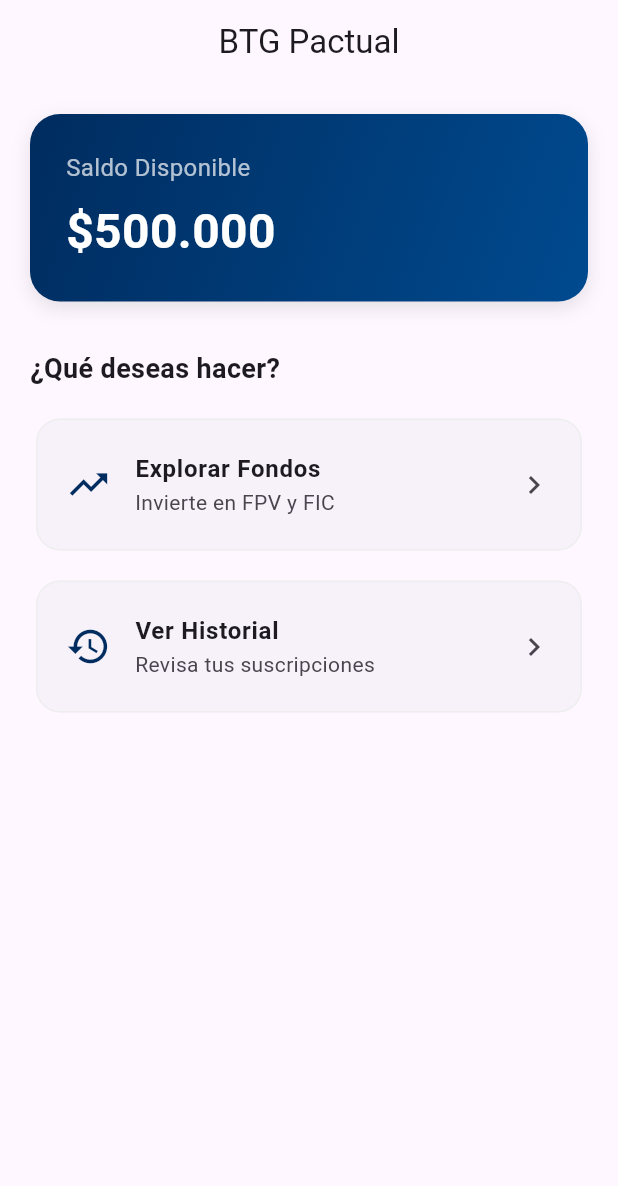
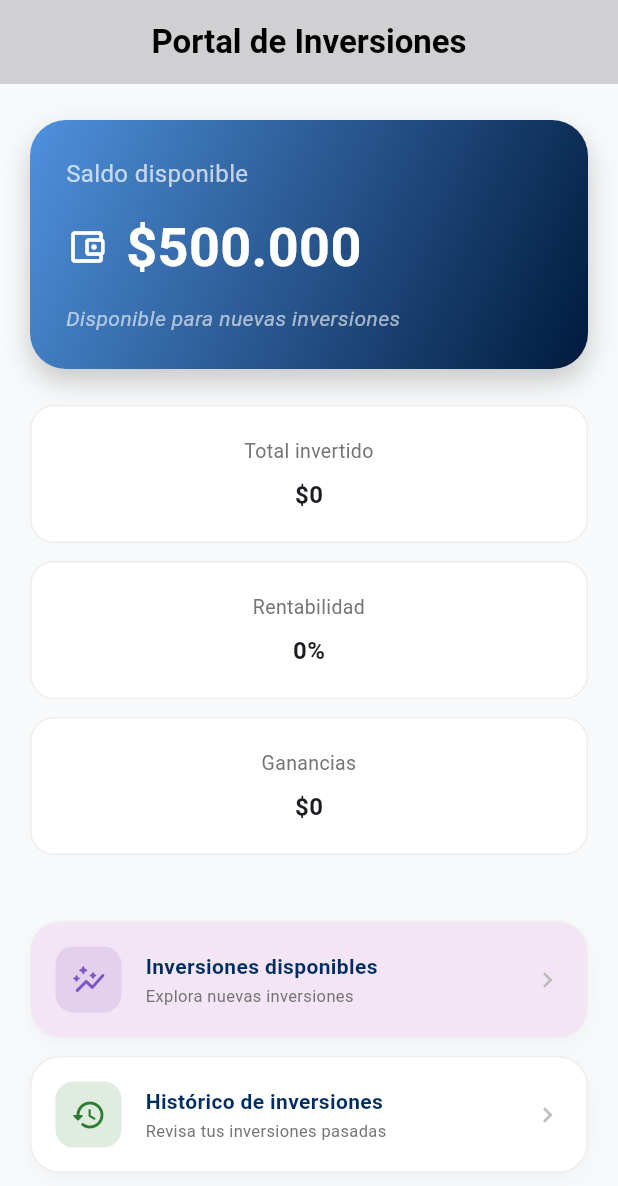
Before and after one commit to alejogrande/flutter-frontend-test-btg, a Flutter app: the screen it shows after launch, on a phone screen of 412 x 824 dp. Shown: the top 1186 px of the screen. Run offline on Flutter 3.47's test engine with Material 3 defaults, Android fonts, the phone set to English and light mode, and no system bars; our stand-ins replace flutter_bloc, get_it.

Commit message:
implement responsive dashboard with active investments and info cards

```diff
--- a/lib/presentation/features/home_dashboard/home_screen.dart
+++ b/lib/presentation/features/home_dashboard/home_screen.dart
@@ -1,142 +1,108 @@
-import 'package:btg_funds_app/presentation/blocs/account/account_state.dart';
+import 'package:btg_funds_app/core/navigation/navigation_cubit.dart';
+import 'package:btg_funds_app/presentation/features/home_dashboard/widgets/home_action_card.dart';
+import 'package:btg_funds_app/presentation/features/home_dashboard/widgets/home_active_investments_card.dart';
+import 'package:btg_funds_app/presentation/features/home_dashboard/widgets/home_balance_card.dart';
+import 'package:btg_funds_app/presentation/features/home_dashboard/widgets/home_small_info_card.dart';
 import 'package:flutter/material.dart';
+
 import 'package:flutter_bloc/flutter_bloc.dart';
-import 'package:btg_funds_app/core/navigation/navigation_cubit.dart';
-import 'package:btg_funds_app/presentation/blocs/account/account_bloc.dart';
 
 class HomeScreen extends StatelessWidget {
   const HomeScreen({super.key});
 
   @override
   Widget build(BuildContext context) {
-    return BlocListener<AccountBloc, AccountState>(
-      //listener para errores globales (como saldo insuficiente)
-      listener: (context, state) {
-        if (state.errorMessage != null) {
-          ScaffoldMessenger.of(context).showSnackBar(
-            SnackBar(
-              content: Text(state.errorMessage!),
-              backgroundColor: Colors.redAccent,
+    // Definimos el ancho máximo para que no se vea estirado en pantallas grandes
+    const double maxContentWidth = 1300;
+
+    return Scaffold(
+      backgroundColor: const Color(0xFFF8F9FA), // Fondo ligeramente gris/blanco
+      appBar: AppBar(
+        title: const Text(
+          'Portal de Inversiones',
+          style: TextStyle(color: Colors.black, fontWeight: FontWeight.bold),
         ),
-          );
-        }
-      },
-      child: Scaffold(
-        appBar: AppBar(
-          title: const Text('BTG Pactual'),
+        backgroundColor: const Color.fromARGB(255, 211, 211, 211),
+        elevation: 0.5,
         centerTitle: true,
-          elevation: 0,
       ),
-        body: SingleChildScrollView(
-          padding: const EdgeInsets.all(20.0),
+      body: Center(
+        child: ConstrainedBox(
+          constraints: const BoxConstraints(maxWidth: maxContentWidth),
+          child: SingleChildScrollView(
+            padding: const EdgeInsets.symmetric(horizontal: 20, vertical: 24),
             child: Column(
               crossAxisAlignment: CrossAxisAlignment.stretch,
               children: [
-              // --- TARJETA DE SALDO ---
-              BlocBuilder<AccountBloc, AccountState>(
-                builder: (context, state) {
-                  return Container(
-                    padding: const EdgeInsets.all(24),
-                    decoration: BoxDecoration(
-                      gradient: const LinearGradient(
-                        colors: [Color(0xFF002C5F), Color(0xFF004A8F)],
-                        begin: Alignment.topLeft,
-                        end: Alignment.bottomRight,
+                const BalanceCard(),
+                const SizedBox(height: 24),
+
+                // --- FILA DE 3 CARDS (Total, Rentabilidad, Ganancias) ---
+                LayoutBuilder(
+                  builder: (context, constraints) {
+                    bool isWide = constraints.maxWidth > 500;
+                    return Flex(
+                      direction: isWide ? Axis.horizontal : Axis.vertical,
+                      children: [
+                        SmallInfoCard(
+                          title: 'Total invertido',
+                          value: '\$0',
+                          isWide: isWide,
                         ),
-                      borderRadius: BorderRadius.circular(20),
-                      boxShadow: [
-                        BoxShadow(
-                          // ignore: deprecated_member_use
-                          color: Colors.black.withOpacity(0.1),
-                          blurRadius: 10,
-                          offset: const Offset(0, 4),
+                        SmallInfoCard(
+                          title: 'Rentabilidad',
+                          value: '0%',
+                          isWide: isWide,
+                        ),
+                        SmallInfoCard(
+                          title: 'Ganancias',
+                          value: '\$0',
+                          isWide: isWide,
                         ),
                       ],
-                    ),
-                    child: Column(
-                      crossAxisAlignment: CrossAxisAlignment.start,
-                      children: [
-                        const Text(
-                          'Saldo Disponible',
-                          style: TextStyle(color: Colors.white70, fontSize: 16),
-                        ),
-                        const SizedBox(height: 8),
-                        Text(
-                          '\$${state.balance.toStringAsFixed(0).replaceAllMapped(RegExp(r'(\d{1,3})(?=(\d{3})+(?!\d))'), (Match m) => '${m[1]}.')}',
-                          style: const TextStyle(
-                            color: Colors.white,
-                            fontSize: 32,
-                            fontWeight: FontWeight.bold,
-                          ),
-                        ),
-                      ],
-                    ),
                     );
                   },
                 ),
 
                 const SizedBox(height: 32),
 
-              // --- ACCIONES ---
-              const Text(
-                '¿Qué deseas hacer?',
-                style: TextStyle(fontSize: 18, fontWeight: FontWeight.bold),
+                // --- BOTONES DE ACCIÓN ---
+                Wrap(
+                  spacing: 16, // Espacio horizontal entre botones
+                  runSpacing:
+                      12, // Espacio vertical cuando saltan a la siguiente línea
+                  children: [
+                    HomeActionButton(
+                      title: 'Inversiones disponibles',
+                      subtitle: 'Explora nuevas inversiones',
+                      icon: Icons.auto_graph_rounded,
+                      iconContainerColor: const Color(0xFF7E57C2),
+                      backgroundColor: const Color(0xFFF3E5F5),
+                      onTap: () =>
+                          context.read<NavigationCubit>().goToExplorer(),
                     ),
-              const SizedBox(height: 16),
-
-              _HomeActionCard(
-                title: 'Explorar Fondos',
-                subtitle: 'Invierte en FPV y FIC',
-                icon: Icons.trending_up,
-                onTap: () => context.read<NavigationCubit>().goToExplorer(),
+                    HomeActionButton(
+                      title: 'Histórico de inversiones',
+                      subtitle: 'Revisa tus inversiones pasadas',
+                      icon: Icons.history_rounded,
+                      iconContainerColor: const Color(0xFF2E7D32),
+                      backgroundColor: Colors.white,
+                      onTap: () =>
+                          context.read<NavigationCubit>().goToHistory(),
+                    ),
+                  ],
                 ),
 
-              const SizedBox(height: 12),
+                const SizedBox(height: 32),
+                // --- LISTA DE INVERSIONES ACTIVAS ---
+                const ActiveInvestmentsCard(),
 
-              _HomeActionCard(
-                title: 'Ver Historial',
-                subtitle: 'Revisa tus suscripciones',
-                icon: Icons.history,
-                onTap: () => context.read<NavigationCubit>().goToHistory(),
+                const SizedBox(height: 20),
+              ],
             ),
-            ],
           ),
         ),
       ),
     );
   }
 }
-
-// Widget de apoyo para mantener el build limpio
-class _HomeActionCard extends StatelessWidget {
-  final String title;
-  final String subtitle;
-  final IconData icon;
-  final VoidCallback onTap;
-
-  const _HomeActionCard({
-    required this.title,
-    required this.subtitle,
-    required this.icon,
-    required this.onTap,
-  });
-
-  @override
-  Widget build(BuildContext context) {
-    return Card(
-      elevation: 0,
-      shape: RoundedRectangleBorder(
-        borderRadius: BorderRadius.circular(16),
-        side: BorderSide(color: Colors.grey.shade200),
-      ),
-      child: ListTile(
-        contentPadding: const EdgeInsets.symmetric(horizontal: 20, vertical: 8),
-        leading: Icon(icon, color: const Color(0xFF002C5F), size: 30),
-        title: Text(title, style: const TextStyle(fontWeight: FontWeight.bold)),
-        subtitle: Text(subtitle),
-        trailing: const Icon(Icons.chevron_right),
-        onTap: onTap,
-      ),
-    );
-  }
-}
--- /dev/null
+++ b/lib/presentation/features/home_dashboard/widgets/home_action_card.dart
@@ -0,0 +1,94 @@
+import 'package:flutter/material.dart';
+
+class HomeActionButton extends StatelessWidget {
+  final String title;
+  final String subtitle;
+  final IconData icon;
+  final Color iconContainerColor;
+  final Color? backgroundColor;
+  final VoidCallback onTap;
+
+  const HomeActionButton({
+    super.key,
+    required this.title,
+    required this.subtitle,
+    required this.icon,
+    required this.iconContainerColor,
+    this.backgroundColor,
+    required this.onTap,
+  });
+
+  @override
+  Widget build(BuildContext context) {
+    return LayoutBuilder(
+      builder: (context, constraints) {
+        // Si el ancho disponible es mayor a 500, calculamos para que quepan 2 en fila
+        // Restamos el spacing del Wrap (16) dividido entre 2.
+        final double width = constraints.maxWidth > 500
+            ? (constraints.maxWidth / 2) - 8
+            : double.infinity;
+
+        return GestureDetector(
+          onTap: onTap,
+          child: Container(
+            width: width,
+            padding: const EdgeInsets.all(16),
+            decoration: BoxDecoration(
+              color: backgroundColor ?? Colors.white,
+              borderRadius: BorderRadius.circular(20),
+              border: Border.all(color: Colors.grey.shade200),
+              boxShadow: [
+                BoxShadow(
+                  color: Colors.black.withOpacity(0.03),
+                  blurRadius: 10,
+                  offset: const Offset(0, 4),
+                ),
+              ],
+            ),
+            child: Row(
+              children: [
+                // Icono encerrado en cuadro con border radius
+                Container(
+                  padding: const EdgeInsets.all(10),
+                  decoration: BoxDecoration(
+                    color: iconContainerColor.withOpacity(0.15),
+                    borderRadius: BorderRadius.circular(12),
+                  ),
+                  child: Icon(icon, color: iconContainerColor, size: 24),
+                ),
+                const SizedBox(width: 16),
+                // Textos
+                Expanded(
+                  child: Column(
+                    crossAxisAlignment: CrossAxisAlignment.start,
+                    mainAxisSize: MainAxisSize.min,
+                    children: [
+                      Text(
+                        title,
+                        style: const TextStyle(
+                          fontWeight: FontWeight.bold,
+                          fontSize: 14, // Un poco más pequeño para que no rompa en pantallas chicas
+                          color: Color(0xFF002C5F),
+                        ),
+                      ),
+                      const SizedBox(height: 2),
+                      Text(
+                        subtitle,
+                        style: TextStyle(
+                          color: Colors.grey.shade600,
+                          fontSize: 11,
+                        ),
+                      ),
+                    ],
+                  ),
+                ),
+                // Flecha a la derecha
+                Icon(Icons.chevron_right, color: Colors.grey.shade400, size: 20),
+              ],
+            ),
+          ),
+        );
+      },
+    );
+  }
+}
--- /dev/null
+++ b/lib/presentation/features/home_dashboard/widgets/home_active_investments_card.dart
@@ -0,0 +1,112 @@
+import 'package:flutter/material.dart';
+
+class _InvestmentItem extends StatelessWidget {
+  final String name;
+  final String type;
+  final String date;
+  final String total;
+  final String invested;
+  final String profit;
+
+  const _InvestmentItem({
+    required this.name,
+    required this.type,
+    required this.date,
+    required this.total,
+    required this.invested,
+    required this.profit,
+  });
+
+  @override
+  Widget build(BuildContext context) {
+    return Container(
+      padding: const EdgeInsets.symmetric(vertical: 12),
+      decoration: BoxDecoration(
+        border: Border(bottom: BorderSide(color: Colors.grey.shade100)),
+      ),
+      child: Row(
+        mainAxisAlignment: MainAxisAlignment.spaceBetween,
+        children: [
+          // LADO IZQUIERDO
+          Expanded(
+            child: Column(
+              crossAxisAlignment: CrossAxisAlignment.start,
+              children: [
+                Text(name, style: const TextStyle(fontWeight: FontWeight.bold, fontSize: 14)),
+                Text(type, style: TextStyle(color: Colors.grey.shade600, fontSize: 12)),
+                Text(date, style: TextStyle(color: Colors.grey.shade400, fontSize: 11)),
+              ],
+            ),
+          ),
+          // LADO DERECHO
+          Column(
+            crossAxisAlignment: CrossAxisAlignment.end,
+            children: [
+              Text(total, style: const TextStyle(fontWeight: FontWeight.bold, fontSize: 14, color: Color(0xFF002C5F))),
+              Text('Inv: $invested', style: TextStyle(color: Colors.grey.shade600, fontSize: 12)),
+              Text(
+                profit,
+                style: const TextStyle(color: Colors.green, fontSize: 11, fontWeight: FontWeight.w500),
+              ),
+            ],
+          ),
+        ],
+      ),
+    );
+  }
+}
+
+
+class ActiveInvestmentsCard extends StatelessWidget {
+  const ActiveInvestmentsCard({super.key});
+
+  @override
+  Widget build(BuildContext context) {
+    return Container(
+      width: double.infinity,
+      padding: const EdgeInsets.all(20),
+      decoration: BoxDecoration(
+        color: Colors.white,
+        borderRadius: BorderRadius.circular(24),
+        border: Border.all(color: Colors.grey.shade200),
+      ),
+      child: Column(
+        crossAxisAlignment: CrossAxisAlignment.start,
+        children: [
+          const Text(
+            'Mis Inversiones Actuales',
+            style: TextStyle(fontWeight: FontWeight.bold, fontSize: 18),
+          ),
+          Text(
+            'Tienes 2 inversiones activas', // Aquí luego inyectaremos el largo de la lista
+            style: TextStyle(color: Colors.grey.shade500, fontSize: 13),
+          ),
+          const SizedBox(height: 20),
+          const Divider(),
+          // LISTA DE ITEMS (Mockup inicial)
+          const _InvestmentItem(
+            name: 'FPV_BTG_PACTUAL_RECAUDADORA',
+            type: 'Fondo Voluntario de Pensión',
+            date: '20 Mar 2026',
+            total: '\$52.800',
+            invested: '\$50.000',
+            profit: '5.60% (+\$2.800)',
+          ),
+          const Divider(),
+          const _InvestmentItem(
+            name: 'DEUDAPRIVADA',
+            type: 'Fondo de Inversión Colectiva',
+            date: '15 Mar 2026',
+            total: '\$105.200',
+            invested: '\$100.000',
+            profit: '5.20% (+\$5.200)',
+          ),
+          const Divider(),
+
+          const SizedBox(height: 10),
+
+        ],
+      ),
+    );
+  }
+}
--- /dev/null
+++ b/lib/presentation/features/home_dashboard/widgets/home_balance_card.dart
@@ -0,0 +1,75 @@
+import 'package:flutter/material.dart';
+import 'package:flutter_bloc/flutter_bloc.dart';
+import 'package:btg_funds_app/presentation/blocs/account/account_bloc.dart';
+import 'package:btg_funds_app/presentation/blocs/account/account_state.dart';
+
+class BalanceCard extends StatelessWidget {
+  const BalanceCard({super.key});
+
+  @override
+  Widget build(BuildContext context) {
+    return BlocBuilder<AccountBloc, AccountState>(
+      builder: (context, state) {
+        return Container(
+          width: double.infinity,
+          padding: const EdgeInsets.all(24),
+          decoration: BoxDecoration(
+            gradient: const LinearGradient(
+              colors: [Color.fromARGB(255, 79, 145, 221), Color(0xFF001A3D)],
+              begin: Alignment.topLeft,
+              end: Alignment.bottomRight,
+            ),
+            borderRadius: BorderRadius.circular(24),
+            boxShadow: [
+              BoxShadow(
+                color: Colors.black.withOpacity(0.2),
+                blurRadius: 15,
+                offset: const Offset(0, 8),
+              ),
+            ],
+          ),
+          child: Column(
+            crossAxisAlignment: CrossAxisAlignment.start,
+            children: [
+              const Text(
+                'Saldo disponible',
+                style: TextStyle(color: Colors.white70, fontSize: 16),
+              ),
+              const SizedBox(height: 12),
+              Row(
+                children: [
+                  const Icon(Icons.account_balance_wallet_outlined, color: Colors.white, size: 28),
+                  const SizedBox(width: 12),
+                  Expanded(
+                    child: FittedBox(
+                      alignment: Alignment.centerLeft,
+                      fit: BoxFit.scaleDown,
+                      child: Text(
+                        '\$${_formatCurrency(state.balance)}',
+                        style: const TextStyle(
+                          color: Colors.white,
+                          fontSize: 36,
+                          fontWeight: FontWeight.bold,
+                        ),
+                      ),
+                    ),
+                  ),
+                ],
+              ),
+              const SizedBox(height: 12),
+              const Text(
+                'Disponible para nuevas inversiones',
+                style: TextStyle(color: Colors.white60, fontSize: 14, fontStyle: FontStyle.italic),
+              ),
+            ],
+          ),
+        );
+      },
+    );
+  }
+
+  String _formatCurrency(double amount) {
+    return amount.toStringAsFixed(0).replaceAllMapped(
+        RegExp(r'(\d{1,3})(?=(\d{3})+(?!\d))'), (Match m) => '${m[1]}.');
+  }
+}
--- /dev/null
+++ b/lib/presentation/features/home_dashboard/widgets/home_small_info_card.dart
@@ -0,0 +1,42 @@
+import 'package:flutter/material.dart';
+
+class SmallInfoCard extends StatelessWidget {
+  final String title;
+  final String value;
+  final bool isWide;
+
+  const SmallInfoCard({super.key, required this.title, required this.value, required this.isWide});
+
+  @override
+  Widget build(BuildContext context) {
+    Widget content = Container(
+      width: double.infinity,
+      margin: EdgeInsets.only(
+        bottom: isWide ? 0 : 12,
+        right: isWide ? 8 : 0,
+      ),
+      padding: const EdgeInsets.symmetric(vertical: 20, horizontal: 12),
+      decoration: BoxDecoration(
+        color: Colors.white,
+        borderRadius: BorderRadius.circular(16),
+        border: Border.all(color: Colors.grey.shade200),
+      ),
+      child: Column(
+        mainAxisSize: MainAxisSize.min, // Ocupa solo el alto necesario de los textos
+        children: [
+          Text(title,
+            style: TextStyle(color: Colors.grey.shade600, fontSize: 13),
+            textAlign: TextAlign.center
+          ),
+          const SizedBox(height: 8),
+          Text(value,
+            style: const TextStyle(fontWeight: FontWeight.bold, fontSize: 16)
+          ),
+        ],
+      ),
+    );
+
+    // Solo aplicamos Expanded si estamos en una fila (isWide)
+    return isWide ? Expanded(flex: 1, child: content) : content;
+  }
+}
```
Also changed, not shown: 8 other files. Lines whose indentation alone changed are shown as unchanged.
